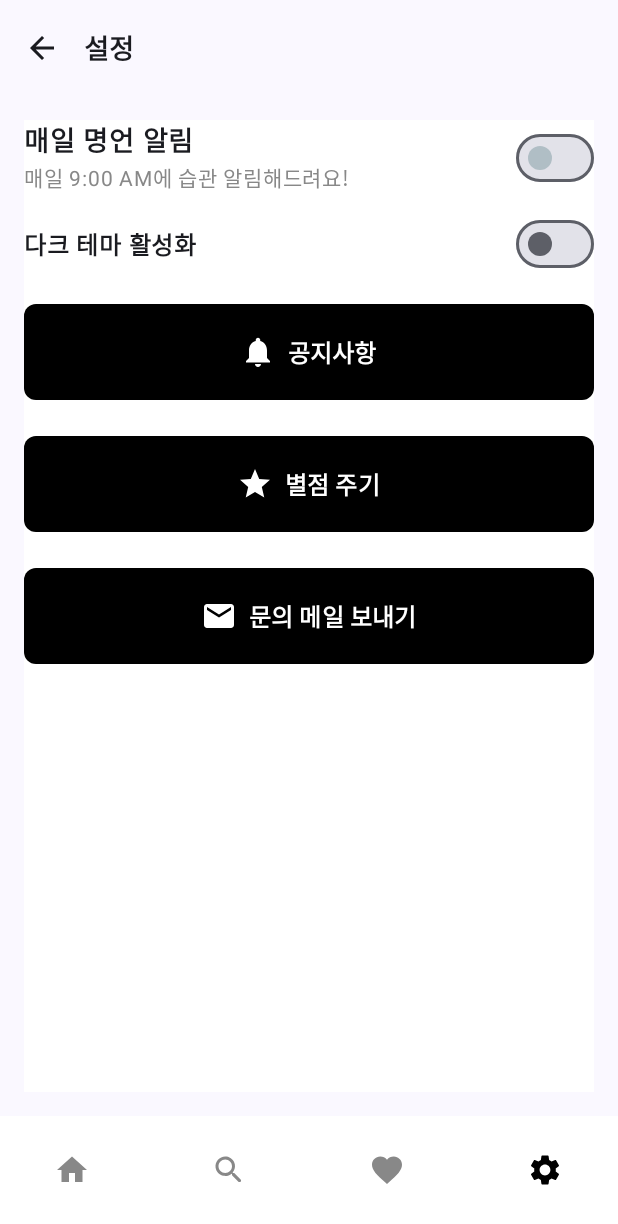
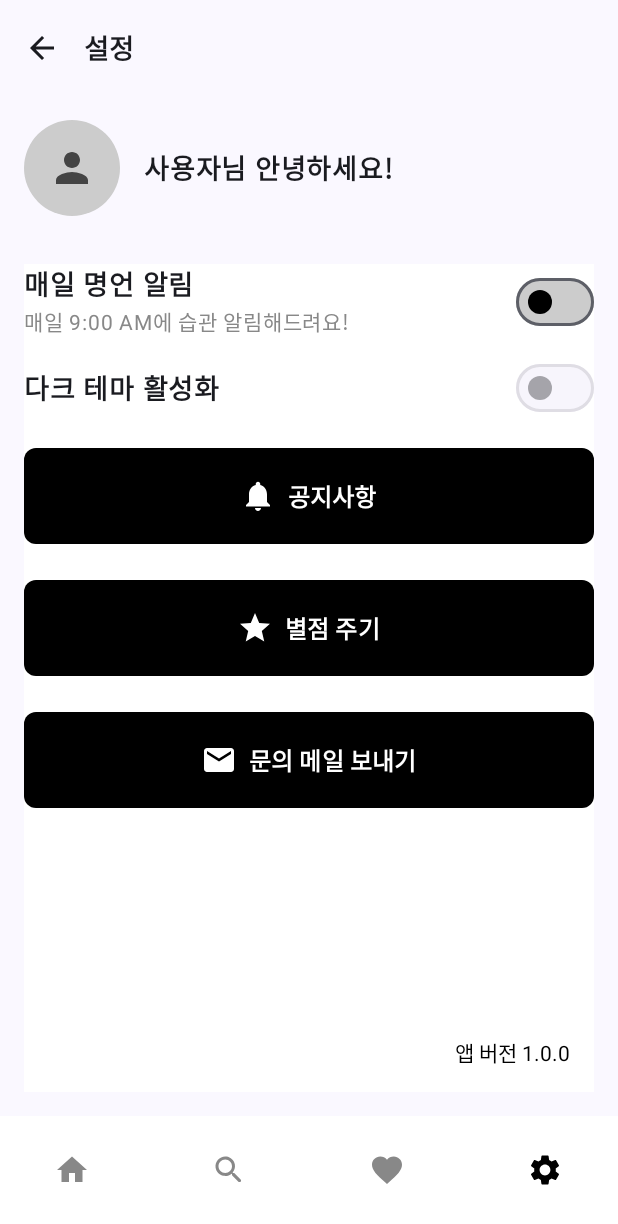
Before and after one commit to gyeolse/wisesaying, an Android app built with Jetpack Compose: the FavoriteScreen screen opened through its navigation route, item 4 of the bottom bar chosen, on a phone screen of 412 x 824 dp. Shown: the top 1224 px of the screen. Run offline under Robolectric (Android 15) with nearby library versions, the phone set to English and light mode, and no system bars; our stand-ins replace Dagger/Hilt's generated code, Room's generated code, livedata-compose; libraries missing offline, so code that uses them is left out: com.kakao.sdk.

Commit message:
[ENH] Refactor codes #1
- N/A

```diff
--- /dev/null
+++ b/app/src/main/java/com/example/androidsample/ui/component/CustomSwitch.kt
@@ -0,0 +1,31 @@
+package com.example.androidsample.ui.component
+
+import androidx.compose.material3.Switch
+import androidx.compose.material3.SwitchDefaults
+import androidx.compose.runtime.Composable
+import androidx.compose.runtime.mutableStateOf
+import androidx.compose.runtime.remember
+import androidx.compose.ui.graphics.Color
+
+@Composable
+fun CustomSwitch(
+    checked: Boolean,
+    onCheckedChange: (Boolean) -> Unit,
+    thumbColor: Color = Color.Black,
+    trackColor: Color = Color.Gray,
+    uncheckedThumbColor: Color = Color.Black,
+    uncheckedTrackColor: Color = Color.LightGray,
+    enabled: Boolean = true // 기본값은 활성화 상태
+) {
+    Switch(
+        checked = checked,
+        onCheckedChange = onCheckedChange,
+        enabled = enabled,
+        colors = SwitchDefaults.colors(
+            checkedThumbColor = thumbColor,  // 활성화 상태의 썸 색상
+            checkedTrackColor = trackColor,  // 활성화 상태의 트랙 색상
+            uncheckedThumbColor = uncheckedThumbColor,  // 비활성화 상태의 썸 색상
+            uncheckedTrackColor = uncheckedTrackColor  // 비활성화 상태의 트랙 색상
+        )
+    )
+}
--- /dev/null
+++ b/app/src/main/java/com/example/androidsample/ui/component/CustomTopAppBar.kt
@@ -0,0 +1,37 @@
+package com.example.androidsample.ui.component
+
+import androidx.compose.material.icons.Icons
+import androidx.compose.material.icons.filled.ArrowBack
+import androidx.compose.material3.ExperimentalMaterial3Api
+import androidx.compose.material3.Icon
+import androidx.compose.material3.IconButton
+import androidx.compose.material3.Text
+import androidx.compose.material3.TopAppBar
+import androidx.compose.runtime.Composable
+import androidx.compose.ui.text.font.FontWeight
+import androidx.compose.ui.unit.sp
+
+@OptIn(ExperimentalMaterial3Api::class)
+@Composable
+fun CustomTopAppBar(
+    title: String,
+    onBackClick: () -> Unit
+) {
+    TopAppBar(
+        title = {
+            Text(
+                text = title,
+                fontSize = 18.sp,
+                fontWeight = FontWeight.Bold
+            )
+        },
+        navigationIcon = {
+            IconButton(onClick = onBackClick) {
+                Icon(
+                    imageVector = Icons.Default.ArrowBack,
+                    contentDescription = "뒤로 가기"
+                )
+            }
+        }
+    )
+}
--- a/app/src/main/java/com/example/androidsample/ui/screens/FavoriteScreen.kt
+++ b/app/src/main/java/com/example/androidsample/ui/screens/FavoriteScreen.kt
@@ -3,7 +3,10 @@ package com.example.androidsample.ui.screens
 import android.util.Log
 import androidx.compose.foundation.background
 import androidx.compose.foundation.clickable
+import androidx.compose.foundation.layout.Arrangement
+import androidx.compose.foundation.layout.Box
 import androidx.compose.foundation.layout.Column
+import androidx.compose.foundation.layout.Row
 import androidx.compose.foundation.layout.Spacer
 import androidx.compose.foundation.layout.fillMaxSize
 import androidx.compose.foundation.layout.fillMaxWidth
@@ -40,6 +43,7 @@ import androidx.compose.ui.unit.sp
 import androidx.hilt.navigation.compose.hiltViewModel
 import androidx.navigation.NavController
 import com.example.androidsample.data.model.WiseSaying
+import com.example.androidsample.ui.component.CustomTopAppBar
 import com.example.androidsample.ui.navigation.ScreenInfo
 import com.example.androidsample.ui.theme.AndroidSampleTheme
 import com.example.androidsample.ui.viewmodel.WiseSayingViewModel
@@ -51,7 +55,6 @@ fun FavoriteScreen(navController: NavController,
                    wiseSayingViewModel: WiseSayingViewModel = hiltViewModel()) {
     val favoriteWiseSayings by wiseSayingViewModel.favoriteWiseSayings.observeAsState(emptyList())
 
-    // 로그를 통해 상태 변화 감지
     LaunchedEffect(favoriteWiseSayings) {
         wiseSayingViewModel.fetchFavoriteWiseSayings()
         Log.d("FavoriteScreen", "State changed - favoriteWiseSayings.size=${favoriteWiseSayings.size}")
@@ -59,63 +62,39 @@ fun FavoriteScreen(navController: NavController,
     AndroidSampleTheme {
         Scaffold(
             topBar = {
-                TopAppBar(
-                    title = { Text("즐겨찾기", fontSize = 18.sp, fontWeight = FontWeight.Bold,) },
-                    navigationIcon = {
-                        IconButton(onClick = { navController.popBackStack() }) {
-                            Icon(
-                                imageVector = Icons.Default.ArrowBack,
-                                contentDescription = "뒤로 가기"
-                            )
-                        }
-                    },
-                    // [TODO] Need to add Search, Sort functions
-//                    actions = {
-//                        IconButton(onClick = { /* 검색 기능 추가 */ }) {
-//                            Icon(
-//                                imageVector = Icons.Default.Search,
-//                                contentDescription = "검색"
-//                            )
-//                        }
-//                        IconButton(onClick = { /* 정렬 기능 추가 */ }) {
-//                            Icon(
-//                                imageVector = Icons.Default.List,
-//                                contentDescription = "정렬"
-//                            )
-//                        }
-//                    }
+                CustomTopAppBar(
+                    title = "즐겨찾기",
+                    onBackClick = { navController.popBackStack() }
                 )
             }
         ) { paddingValues ->
-            LazyColumn(
+            Box(
                 modifier = Modifier
                     .fillMaxSize()
                     .padding(paddingValues)
-                    .padding(16.dp)
+                    .padding(horizontal = 16.dp)
             ) {
-                item {
+                if (favoriteWiseSayings.isEmpty()) {
+                    // 중앙에 정렬된 텍스트
+                    Column(
+                        modifier = Modifier
+                            .fillMaxSize(),
+                        verticalArrangement = Arrangement.Center,
+                        horizontalAlignment = Alignment.CenterHorizontally
+                    ) {
                         Text(
-                        text = "즐겨찾은 문구들 📚",
-                        fontSize = 18.sp, fontWeight = FontWeight.Bold,
-                        style = MaterialTheme.typography.bodyLarge,
-                        modifier = Modifier.padding(bottom = 8.dp)
-                    )
-                }
-
-                if (favoriteWiseSayings.isEmpty()) {
-                    item {
-                        Text(
-                            text = "아직 즐겨찾기에 추가된 문구가 없습니다.",
-                            fontSize = 18.sp, fontWeight = FontWeight.Bold,
+                            text = "아직 즐겨찾기에 추가된 문구가 없습니다. 🔥",
+                            fontSize = 18.sp,
+                            fontWeight = FontWeight.Bold,
                             style = MaterialTheme.typography.bodyMedium,
                             color = Color.Gray,
-                            modifier = Modifier
-                                .fillMaxWidth()
-                                .padding(vertical = 16.dp),
                             textAlign = TextAlign.Center
                         )
                     }
                 } else {
+                    LazyColumn(
+                        modifier = Modifier.fillMaxSize()
+                    ) {
                         items(favoriteWiseSayings) { wiseSaying ->
                             QuoteItem(
                                 wiseSaying = wiseSaying,
@@ -127,8 +106,8 @@ fun FavoriteScreen(navController: NavController,
                                         )
 
                                         popUpTo(ScreenInfo.Home.route) {
-                                        inclusive = true // HomeScreen 중복 방지
-                                        saveState = false // 상태 저장 필요 없음
+                                            inclusive = true
+                                            saveState = false
                                         }
                                         launchSingleTop = true
                                         restoreState = true
@@ -139,68 +118,69 @@ fun FavoriteScreen(navController: NavController,
                     }
                 }
             }
-    }
-//    AndroidSampleTheme {
-//        val scrollState = rememberScrollState()
-//        Log.d("FavoriteScreen", "CALLED=" + favoriteWiseSayings.size.toString() )
+//            Column(
+//                modifier = Modifier
+//                    .fillMaxSize()
+//                    .padding(paddingValues) // TopAppBar 아래 공간 확보
+//                    .padding(horizontal = 16.dp) // 양쪽에 여백 추가
+//            ) {
+//                Text(
+//                    text = "즐겨찾는 문구들 ✏️",
+//                    fontSize = 18.sp, fontWeight = FontWeight.Bold,
+//                    style = MaterialTheme.typography.bodyLarge,
+//                    modifier = Modifier.padding(bottom = 8.dp)
+//                )
+//                LazyColumn(
+//                    modifier = Modifier
+//                        .fillMaxSize()
+//                ) {
+//                    if (favoriteWiseSayings.isEmpty()) {
+//                        item {
+//                            Column(
+//                                modifier = Modifier
+//                                    .fillMaxSize(), // 전체 화면 크기로 확장
+//                                verticalArrangement = Arrangement.Center, // 수직 중앙 정렬
+//                                horizontalAlignment = Alignment.CenterHorizontally // 수평 중앙 정렬
+//                            ) {
+//                                Text(
+//                                    text = "아직 즐겨찾기에 추가된 문구가 없습니다.",
+//                                    fontSize = 18.sp,
+//                                    fontWeight = FontWeight.Bold,
+//                                    style = MaterialTheme.typography.bodyMedium,
+//                                    color = Color.Gray,
+//                                    modifier = Modifier
+//                                        .padding(horizontal = 16.dp), // 가로 여백 추가
+//                                    textAlign = TextAlign.Center
+//                                )
+//                            }
+//                        }
+//                    } else {
+//                        items(favoriteWiseSayings) { wiseSaying ->
+//                            QuoteItem(
+//                                wiseSaying = wiseSaying,
+//                                onClick = {
+//                                    navController.navigate("${ScreenInfo.Home.route}/${wiseSaying.uid}") {
+//                                        Log.d(
+//                                            "Navigation",
+//                                            "Navigating to: ${ScreenInfo.Home.route}/${wiseSaying.uid}"
+//                                        )
 //
-//        LazyColumn(
-//            modifier = Modifier
-//                .fillMaxSize()
-//                .padding(16.dp)
-//        ) {
-//            items(favoriteWiseSayings) { wiseSaying ->
-//                QuoteItem(
-//                    wiseSaying = wiseSaying,
-//                    onClick = {
-//                        navController.navigate("${ScreenInfo.Home.route}/${wiseSaying.uid}") {
-//                            Log.d("Navigation", "Navigating to: ${ScreenInfo.Home.route}/${wiseSaying.uid}")
-//
-//                            popUpTo(ScreenInfo.Home.route) {
-//                                inclusive = true // HomeScreen이 이미 있을 경우 중복 방지
-//                                saveState = false // 새로운 화면으로 이동 시 상태 저장 불필요
-//                            }
-//                            launchSingleTop = true
-//                            restoreState = true
+//                                        popUpTo(ScreenInfo.Home.route) {
+//                                            inclusive = true // HomeScreen 중복 방지
+//                                            saveState = false // 상태 저장 필요 없음
+//                                        }
+//                                        launchSingleTop = true
+//                                        restoreState = true
+//                                    }
+//                                }
+//                            )
 //                        }
 //                    }
-//                )
+//                }
 //            }
-//        }
-//    }
-
-
         }
-
-//@Composable
-//fun QuoteItem(
-//    wiseSaying: WiseSaying,
-//    onClick: () -> Unit ) {
-//    Column(
-//        modifier = Modifier
-//            .padding(8.dp)
-//            .clickable { onClick() }
-//    ) {
-//        Text(
-//            text = wiseSaying.contents,
-//            style = MaterialTheme.typography.bodyLarge,
-//            color = Color.Black
-//        )
-//        Spacer(modifier = Modifier.height(4.dp))
-//        Text(
-//            text = "- ${wiseSaying.author}",
-//            style = MaterialTheme.typography.bodyMedium,
-//            color = Color.Gray
-//        )
-//        Spacer(modifier = Modifier.height(2.dp))
-//        Text(
-//            text = "추가된 날짜: ${wiseSaying.isFavoriteAddDate}",
-//            style = MaterialTheme.typography.bodySmall,
-//            color = Color.Gray
-//        )
-//        Spacer(modifier = Modifier.height(12.dp))
-//    }
-//}
+    }
+}
 
 @Composable
 fun QuoteItem(
@@ -217,17 +197,33 @@ fun QuoteItem(
     ) {
         Text(
             text = wiseSaying.contents,
-            fontSize = 18.sp, fontWeight = FontWeight.Bold,
+            fontSize = 18.sp,
+            fontWeight = FontWeight.Bold,
             style = MaterialTheme.typography.bodyLarge,
             color = Color.Black
         )
         Spacer(modifier = Modifier.height(4.dp))
+        Row(
+            modifier = Modifier.fillMaxWidth(),
+            horizontalArrangement = Arrangement.SpaceBetween,
+            verticalAlignment = Alignment.Bottom
+        ) {
             Text(
-            text = "${wiseSaying.isFavoriteAddDate} - ${wiseSaying.author}",
-            fontSize = 18.sp, fontWeight = FontWeight.Bold,
+                text = wiseSaying.author,
+                fontSize = 14.sp,
+                fontWeight = FontWeight.Bold,
                 style = MaterialTheme.typography.bodySmall,
                 color = Color.Gray
             )
+            wiseSaying.isFavoriteAddDate?.let {
+                Text(
+                    text = it,
+                    fontSize = 12.sp,
+                    style = MaterialTheme.typography.bodySmall,
+                    color = Color.Gray
+                )
+            }
+        }
     }
 }
 
--- a/app/src/main/java/com/example/androidsample/ui/screens/SettingScreen.kt
+++ b/app/src/main/java/com/example/androidsample/ui/screens/SettingScreen.kt
@@ -4,6 +4,7 @@ import android.content.ActivityNotFoundException
 import android.content.Context
 import android.content.Intent
 import android.net.Uri
+import android.widget.Toast
 import androidx.compose.foundation.background
 import androidx.compose.foundation.layout.Arrangement
 import androidx.compose.foundation.layout.Box
@@ -13,13 +14,16 @@ import androidx.compose.foundation.layout.fillMaxSize
 import androidx.compose.foundation.layout.fillMaxWidth
 import androidx.compose.foundation.layout.height
 import androidx.compose.foundation.layout.padding
+import androidx.compose.foundation.layout.size
 import androidx.compose.foundation.layout.width
 import androidx.compose.foundation.shape.RoundedCornerShape
 import androidx.compose.foundation.text.ClickableText
 import androidx.compose.material.icons.Icons
+import androidx.compose.material.icons.filled.AccountCircle
 import androidx.compose.material.icons.filled.ArrowBack
 import androidx.compose.material.icons.filled.Email
 import androidx.compose.material.icons.filled.Notifications
+import androidx.compose.material.icons.filled.Person
 import androidx.compose.material.icons.filled.Star
 import androidx.compose.material3.Button
 import androidx.compose.material3.ButtonDefaults
@@ -54,113 +58,85 @@ import androidx.compose.ui.unit.dp
 import androidx.compose.ui.unit.sp
 import androidx.hilt.navigation.compose.hiltViewModel
 import androidx.navigation.NavController
+import com.example.androidsample.ui.component.CustomSwitch
+import com.example.androidsample.ui.component.CustomTopAppBar
 import com.example.androidsample.ui.theme.AndroidSampleTheme
 import com.example.androidsample.ui.viewmodel.WiseSayingViewModel
+
+private var currentToast: Toast? = null
 
 @OptIn(ExperimentalMaterial3Api::class)
 @Composable
 fun SettingScreen(
     navController: NavController,
     wiseSayingViewModel: WiseSayingViewModel = hiltViewModel()) {
+
     AndroidSampleTheme {
         Scaffold(
             topBar = {
-                TopAppBar(
-                    title = { Text("설정", fontSize = 18.sp, fontWeight = FontWeight.Bold,) },
-                    navigationIcon = {
-                        IconButton(onClick = { navController.popBackStack() }) {
-                            Icon(
-                                imageVector = Icons.Default.ArrowBack,
-                                contentDescription = "뒤로 가기"
-                            )
-                        }
-                    }
+                CustomTopAppBar(
+                    title = "설정",
+                    onBackClick = { navController.popBackStack() }
                 )
             }
-        ) { paddingValues -> // Scaffold의 패딩을 받기 위해 사용
+        ) { paddingValues ->
             Column(
                 modifier = Modifier
                     .fillMaxSize()
-                    .padding(paddingValues) // 패딩을 적용
+                    .padding(paddingValues)
             ) {
-                SampleApp(wiseSayingViewModel = wiseSayingViewModel)
+                ProfileButtons(wiseSayingViewModel = wiseSayingViewModel)
+                SettingButtons(wiseSayingViewModel = wiseSayingViewModel)
             }
         }
     }
 }
 
-
-
 @Composable
-fun MyApp() {
-    var isReminderEnabled by remember { mutableStateOf(false) }
-
-    Column(
+fun ProfileButtons(wiseSayingViewModel: WiseSayingViewModel) {
+    Row(
         modifier = Modifier
-            .fillMaxSize()
+            .fillMaxWidth()
             .padding(16.dp),
-        verticalArrangement = Arrangement.spacedBy(16.dp)
+        verticalAlignment = Alignment.CenterVertically,
+        horizontalArrangement = Arrangement.SpaceBetween
     ) {
         Row(
-            modifier = Modifier.fillMaxWidth(),
             verticalAlignment = Alignment.CenterVertically,
-            horizontalArrangement = Arrangement.SpaceBetween
+            horizontalArrangement = Arrangement.spacedBy(16.dp)
         ) {
+            Box(
+                modifier = Modifier
+                    .width(64.dp)
+                    .height(64.dp)
+                    .clip(RoundedCornerShape(50))
+                    .background(Color.LightGray),
+                contentAlignment = Alignment.Center
+            ) {
+                // Placeholder for profile image
+                Icon(
+                    imageVector = Icons.Default.Person, // Replace with an image loader like Coil for a real image
+                    contentDescription = null,
+                    modifier = Modifier.size(32.dp),
+                    tint = Color.DarkGray
+                )
+            }
+
             Column {
-                Text(text = "매일 명언 알림", fontSize = 18.sp, fontWeight = FontWeight.Bold)
-                Text(text = "매일 9:00 AM에 습관 알림해드려요!", fontSize = 14.sp, color = Color.Gray)
+                Row(verticalAlignment = Alignment.CenterVertically) {
+                    Text(
+                        text = "사용자님 안녕하세요!",
+                        fontSize = 18.sp,
+                        fontWeight = FontWeight.Bold
+                    )
+                }
             }
-            Switch(
-                checked = isReminderEnabled,
-                onCheckedChange = { isReminderEnabled = it },
-                colors = SwitchDefaults.colors(
-                    checkedThumbColor = Color(0xFF2196F3),
-                    uncheckedThumbColor = Color(0xFFB0BEC5)
-                )
-            )
-        }
-
-        Box(
-            modifier = Modifier
-                .fillMaxWidth()
-                .clip(RoundedCornerShape(8.dp))
-                .background(Color(0xFFEDE7F6)) // Light purple background
-                .padding(16.dp),
-            contentAlignment = Alignment.Center
-        ) {
-            Text(
-                text = "Setting Page",
-                textAlign = TextAlign.Center,
-                fontWeight = FontWeight.Bold,
-                fontSize = 16.sp
-            )
-        }
-
-        Button(modifier = Modifier
-            .padding(start = 20.dp, end = 20.dp)
-            .width(246.dp),
-            onClick = { /*TODO*/ }) {
-            Text(text = "공지사항", style = TextStyle(
-                fontSize = 18.sp,
-                fontWeight = FontWeight.Bold,
-                color = Color.Black
-            ), textAlign = TextAlign.Center)
-        }
-
-        Column(verticalArrangement = Arrangement.spacedBy(10.dp)) {
-            ClickableText(text = AnnotatedString("공지사항"), onClick = { /* TODO */ })
-            ClickableText(text = AnnotatedString("앱 버전 1.4.6"), onClick = { /* TODO */ })
-            ClickableText(text = AnnotatedString("TEST"), onClick = { /* TODO */ })
-            ClickableText(text = AnnotatedString("별점 주기"), onClick = { /* TODO */ })
-            ClickableText(text = AnnotatedString("Instagram"), onClick = { /* TODO */ })
-            ClickableText(text = AnnotatedString("만든 사람들"), onClick = { /* TODO */ })
-            ClickableText(text = AnnotatedString("문의 메일 보내기 "), onClick = { /* TODO */ })
         }
     }
 }
 
 @Composable
-fun SampleApp(wiseSayingViewModel: WiseSayingViewModel) {
+fun SettingButtons(wiseSayingViewModel: WiseSayingViewModel) {
     val context = LocalContext.current
     val isDarkThemeEnabled by wiseSayingViewModel.getThemePreference().collectAsState(initial = false)
     val isPushNotificationEnabled by wiseSayingViewModel.getPushNotificationPreference().collectAsState(initial = false)
@@ -181,15 +157,16 @@ fun SampleApp(wiseSayingViewModel: WiseSayingViewModel) {
                 Text(text = "매일 명언 알림", fontSize = 18.sp, fontWeight = FontWeight.Bold)
                 Text(text = "매일 9:00 AM에 습관 알림해드려요!", fontSize = 14.sp, color = Color.Gray)
             }
-            Switch(
+            CustomSwitch(
                 checked = isPushNotificationEnabled,
                 onCheckedChange = { isChecked ->
                     wiseSayingViewModel.savePushNotificationPreference(isChecked)
-                },
-                colors = SwitchDefaults.colors(
-                    checkedThumbColor = Color(0xFF2196F3),
-                    uncheckedThumbColor = Color(0xFFB0BEC5)
-                )
+                    if (isChecked) {
+                        ShowCurrentToast(context = context, text = "명언 알림을 설정했어요.")
+                    } else {
+                        ShowCurrentToast(context = context, text = "명언 알림을 해제했어요.")
+                    }
+                }
             )
         }
         Row(
@@ -197,14 +174,16 @@ fun SampleApp(wiseSayingViewModel: WiseSayingViewModel) {
         ) {
             Text(
                 "다크 테마 활성화",
-                fontSize = 16.sp,
+                fontSize = 18.sp,
                 fontWeight = FontWeight.Bold,
-                modifier = Modifier.weight(1f)
+                modifier = Modifier.weight(1f),
             )
-            Switch(
+            CustomSwitch(
                 checked = isDarkThemeEnabled,
+                enabled = false,
                 onCheckedChange = { isChecked ->
                     wiseSayingViewModel.saveThemePreference(isChecked)
+                    Toast.makeText(context, "향후 업데이트 예정이니 기다려주세요.", Toast.LENGTH_SHORT).show()
                 }
             )
         }
@@ -212,7 +191,7 @@ fun SampleApp(wiseSayingViewModel: WiseSayingViewModel) {
         ButtonWithIcon(
             text = "공지사항",
             icon = Icons.Default.Notifications,
-            onClick = { /* Handle Notice click */ }
+            onClick = { Toast.makeText(context, "향후 업데이트 예정이니 기다려주세요.", Toast.LENGTH_SHORT).show() }
         )
         ButtonWithIcon(
             text = "별점 주기",
@@ -229,7 +208,25 @@ fun SampleApp(wiseSayingViewModel: WiseSayingViewModel) {
                 context.startActivity(intent)
             }
         )
+
+        Column(
+            modifier = Modifier
+                .fillMaxSize()
+                .padding(16.dp), // 화면 여백 추가
+            verticalArrangement = Arrangement.Bottom, // 아래쪽에 배치
+            horizontalAlignment = Alignment.End // 오른쪽 정렬
+        ) {
+            ClickableText(text = AnnotatedString("앱 버전 1.0.0"), onClick = {
+                Toast.makeText(context, "향후 업데이트 예정이니 기다려주세요.", Toast.LENGTH_SHORT).show()
+            })
+        }
     }
+}
+
+fun ShowCurrentToast(context: Context, text: String) {
+    currentToast?.cancel()
+    currentToast = Toast.makeText(context, text, Toast.LENGTH_SHORT)
+    currentToast?.show()
 }
 
 @Composable
```
Also changed, not shown: app/src/main/java/com/example/androidsample/ui/screens/SearchScreen.kt (+5 -11 lines). Lines whose indentation alone changed are shown as unchanged.
